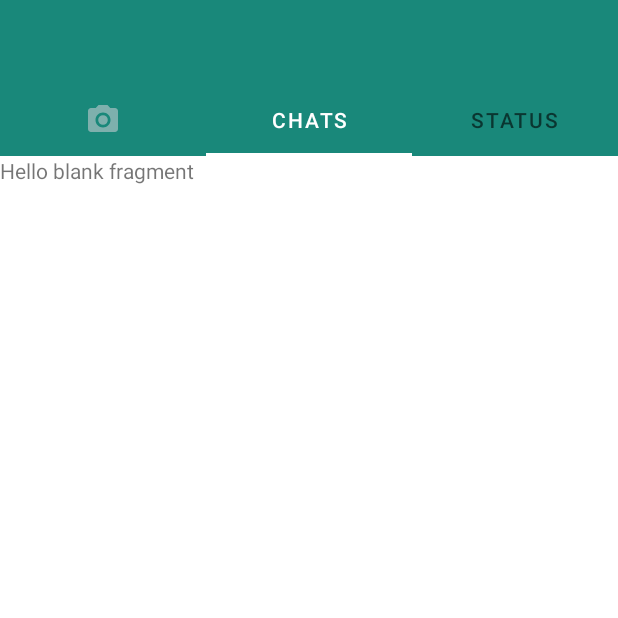
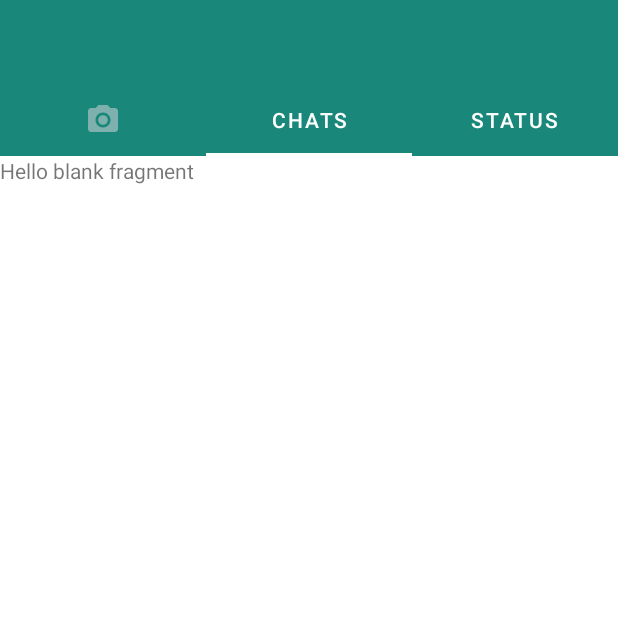
Before and after one commit to efe-egbevwie/Whatsapp-clone, an Android app: the HomeFragment screen opened through its navigation route, on a phone screen of 412 x 824 dp, the top half of it. Run offline under Robolectric (Android 15) with nearby library versions, the phone set to English and light mode, and no system bars; our stand-ins replace Timber.

Commit message:
Persisted user log in state

```diff
--- a/app/build.gradle
+++ b/app/build.gradle
@@ -65,6 +65,10 @@ dependencies {
     //Logging library
     implementation 'com.jakewharton.timber:timber:5.0.1'
 
+    implementation "androidx.datastore:datastore:1.0.0"
+    implementation "androidx.datastore:datastore-preferences:1.0.0"
+
+
 
 
 }
--- a/app/src/main/java/com/App.kt
+++ b/app/src/main/java/com/App.kt
@@ -27,7 +27,7 @@ class App : Application() {
 
         private lateinit var instance: App
 
-        val sharedPrefs: SharedPreferences by lazy {
+        private val sharedPrefs: SharedPreferences by lazy {
             instance.getSharedPreferences(SHARED_PREFS_KEY, Context.MODE_PRIVATE)
         }
 
--- a/app/src/main/java/com/io/whatsapp/MainActivity.kt
+++ b/app/src/main/java/com/io/whatsapp/MainActivity.kt
@@ -2,12 +2,35 @@ package com.io.whatsapp
 
 import androidx.appcompat.app.AppCompatActivity
 import android.os.Bundle
+import androidx.navigation.NavController
+import androidx.navigation.fragment.NavHostFragment
+import com.App
 
 class MainActivity : AppCompatActivity() {
+
+    private lateinit var navHostFragment: NavHostFragment
+    private lateinit var navController: NavController
+
     override fun onCreate(savedInstanceState: Bundle?) {
         super.onCreate(savedInstanceState)
         setContentView(R.layout.activity_main)
+
+        navHostFragment = supportFragmentManager.findFragmentByTag("navHostFragment") as NavHostFragment
+        navController = navHostFragment.navController
+
+        setUpHomeScreenIfLoggedIn()
     }
 
 
+    private fun setUpHomeScreenIfLoggedIn(){
+        if (App.getAuthToken().isNullOrEmpty()) return
+
+        val graph = navHostFragment.navController.navInflater.inflate(R.navigation.nav_graph)
+        graph.startDestination = R.id.homeFragment
+        navController.graph = graph
+    }
+
+
+
+
 }
--- a/app/src/main/res/layout/activity_main.xml
+++ b/app/src/main/res/layout/activity_main.xml
@@ -9,6 +9,7 @@
     <androidx.fragment.app.FragmentContainerView
         android:id="@+id/fragment_container_view"
         android:layout_width="0dp"
+        android:tag="navHostFragment"
         android:layout_height="0dp"
         android:name="androidx.navigation.fragment.NavHostFragment"
         app:layout_constraintStart_toStartOf="parent"
--- a/app/src/main/res/layout/fragment_home.xml
+++ b/app/src/main/res/layout/fragment_home.xml
@@ -23,6 +23,7 @@
         app:layout_constraintTop_toBottomOf="@id/toolbar"
         app:tabBackground="@color/colorPrimary"
         app:tabIconTint="@color/tab_inactive"
+        app:tabTextColor="@color/tab_active"
         app:tabIndicatorColor="@color/tab_active"
         app:tabSelectedTextColor="@color/tab_active">
 
--- a/app/src/main/res/layout/fragment_log_in.xml
+++ b/app/src/main/res/layout/fragment_log_in.xml
@@ -63,6 +63,7 @@
     <com.google.android.material.textfield.TextInputEditText
         android:id="@+id/enter_phone_number_edit_text"
         android:layout_width="0dp"
+        android:cursorVisible="true"
         android:layout_height="wrap_content"
         android:layout_marginStart="@dimen/margin_16dp"
         android:layout_marginTop="@dimen/margin_16dp"
--- a/app/src/main/res/navigation/nav_graph.xml
+++ b/app/src/main/res/navigation/nav_graph.xml
@@ -26,7 +26,8 @@
         tools:layout="@layout/fragment_log_in" >
         <action
             android:id="@+id/action_logInOrSignUpFragment_to_homeFragment"
-            app:destination="@id/homeFragment" />
+            app:destination="@id/homeFragment"
+            app:popUpTo="@id/nav_graph" />
         <action
             android:id="@+id/action_logInOrSignUpFragment_to_setUpProfileFragment"
             app:destination="@id/setUpProfileFragment" />
--- a/app/src/main/res/values/styles.xml
+++ b/app/src/main/res/values/styles.xml
@@ -6,7 +6,7 @@
         <!-- Customize your theme here. -->
         <item name="colorPrimary">@color/colorPrimary</item>
         <item name="colorPrimaryDark">@color/colorPrimaryDark</item>
-        <item name="colorAccent">@color/white</item>
+        <item name="colorAccent">@color/green</item>
     </style>
 
     <style name="ToolbarTheme" parent="@style/ThemeOverlay.AppCompat.Dark.ActionBar">
```
